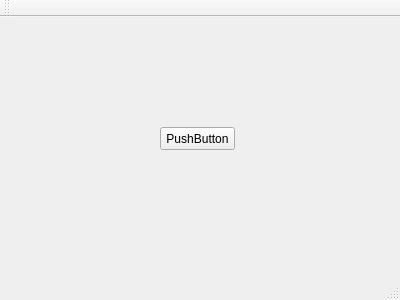
The window that mainwindow.ui (AstyCo/LoadingDialog) describes before a commit, drawn with Qt 5.
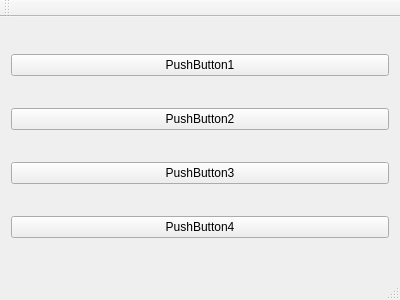
The same window after the commit.

Patch:
```diff
--- a/mainwindow.ui
+++ b/mainwindow.ui
@@ -14,19 +14,36 @@
    <string>MainWindow</string>
   </property>
   <widget class="QWidget" name="centralWidget">
+   <layout class="QVBoxLayout" name="verticalLayout">
+    <item>
+     <widget class="QPushButton" name="pushButton_2">
+      <property name="text">
+       <string>PushButton1</string>
+      </property>
+     </widget>
+    </item>
+    <item>
+     <widget class="QPushButton" name="pushButton_3">
+      <property name="text">
+       <string>PushButton2</string>
+      </property>
+     </widget>
+    </item>
+    <item>
    <widget class="QPushButton" name="pushButton">
-    <property name="geometry">
-     <rect>
-      <x>160</x>
-      <y>110</y>
-      <width>75</width>
-      <height>23</height>
-     </rect>
-    </property>
+      <property name="text">
+       <string>PushButton3</string>
+      </property>
+     </widget>
+    </item>
+    <item>
+     <widget class="QPushButton" name="pushButton_4">
     <property name="text">
-     <string>PushButton</string>
-    </property>
-   </widget>
+       <string>PushButton4</string>
+      </property>
+     </widget>
+    </item>
+   </layout>
   </widget>
   <widget class="QMenuBar" name="menuBar">
    <property name="geometry">
```
Left out of the diff: 2 changed lines with no effect on the pictures. Lines whose indentation alone changed are shown as unchanged.
